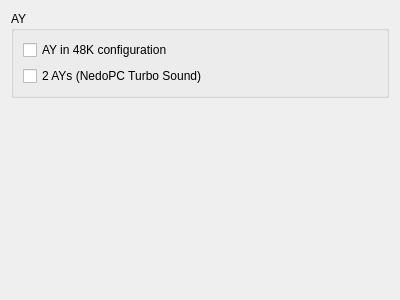
Old version of the form src/qt/qtZxConfig.ui in the repository vpyk/emu80v4.
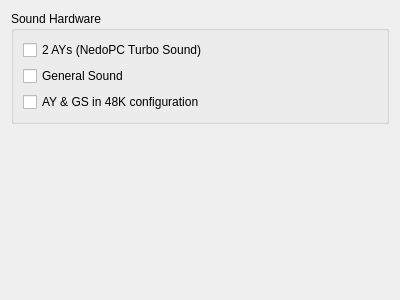
New version of the form.

Commit message: ZX Spectrun: add new option for GS to platform configuration dialog

Patch:
```diff
--- a/src/qt/qtZxConfig.ui
+++ b/src/qt/qtZxConfig.ui
@@ -29,19 +29,12 @@
       </sizepolicy>
      </property>
      <property name="title">
-      <string notr="true">AY</string>
+      <string notr="true">Sound Hardware</string>
      </property>
      <layout class="QVBoxLayout" name="verticalLayout">
       <property name="spacing">
        <number>6</number>
       </property>
-      <item>
-       <widget class="QCheckBox" name="ay48kCheckBox">
-        <property name="text">
-         <string>AY in 48K configuration</string>
-        </property>
-       </widget>
-      </item>
       <item>
        <widget class="QCheckBox" name="tsCheckBox">
         <property name="text">
@@ -49,6 +42,20 @@
         </property>
        </widget>
       </item>
+      <item>
+       <widget class="QCheckBox" name="gsCheckBox">
+        <property name="text">
+         <string notr="true">General Sound</string>
+        </property>
+       </widget>
+      </item>
+      <item>
+       <widget class="QCheckBox" name="ay48kCheckBox">
+        <property name="text">
+         <string>AY &amp;&amp; GS in 48K configuration</string>
+        </property>
+       </widget>
+      </item>
      </layout>
     </widget>
    </item>
```
The commit also changes 4 other files.
